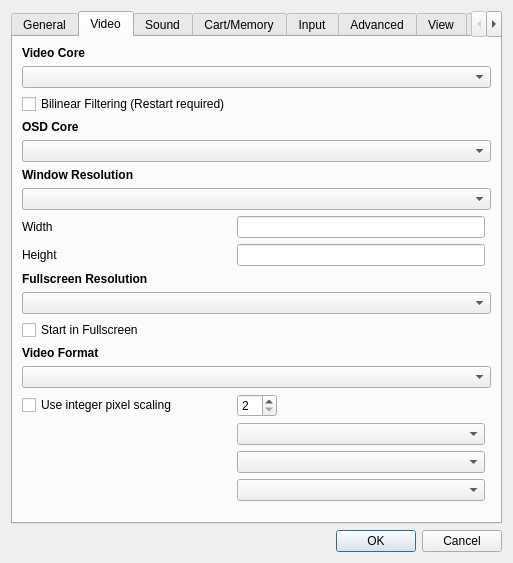
Old version of the form yabause/src/qt/ui/UISettings.ui in the repository Yabause/yabause.
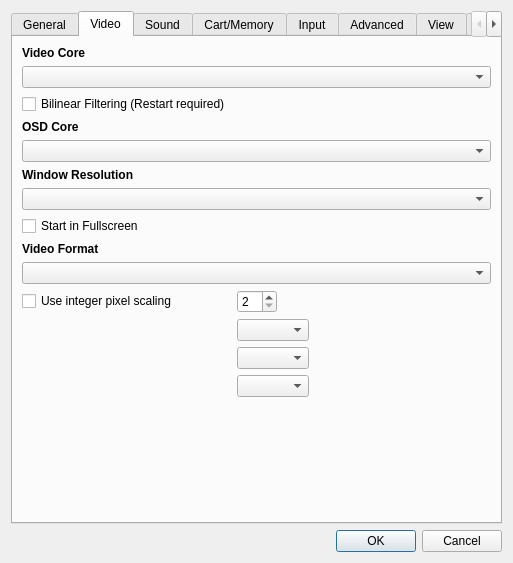
New version of the form. The open tabs and pages were chosen to show the change. Custom widgets are drawn as their Qt base class.

Commit message: Fix QT full screen and simplify the options - It is mandatory to remove the .ini file

Diff of the .ui file:
```diff
--- a/yabause/src/qt/ui/UISettings.ui
+++ b/yabause/src/qt/ui/UISettings.ui
@@ -220,13 +220,6 @@
        <string>Video</string>
       </attribute>
       <layout class="QGridLayout" name="gridLayout2">
-       <item row="8" column="0">
-        <widget class="QLabel" name="lWinHeight">
-         <property name="text">
-          <string>Height</string>
-         </property>
-        </widget>
-       </item>
        <item row="3" column="0" colspan="3">
         <widget class="QLabel" name="lOSDCore">
          <property name="font">
@@ -269,9 +262,6 @@
          </property>
         </widget>
        </item>
-       <item row="10" column="0" colspan="3">
-        <widget class="QComboBox" name="cbFullscreenResolution"/>
-       </item>
        <item row="1" column="0" colspan="3">
         <widget class="QComboBox" name="cbVideoCore"/>
        </item>
@@ -314,35 +304,6 @@
        <item row="17" column="0" colspan="3">
         <widget class="QComboBox" name="cbVideoFormat"/>
        </item>
-       <item row="9" column="0">
-        <widget class="QLabel" name="lFullScreenResolution">
-         <property name="font">
-          <font>
-           <weight>75</weight>
-           <bold>true</bold>
-          </font>
-         </property>
-         <property name="text">
-          <string>Fullscreen Resolution</string>
-         </property>
-         <property name="textFormat">
-          <enum>Qt::PlainText</enum>
-         </property>
-        </widget>
-       </item>
-       <item row="7" column="1">
-        <widget class="QLineEdit" name="leWinWidth"/>
-       </item>
-       <item row="8" column="1">
-        <widget class="QLineEdit" name="leWinHeight"/>
-       </item>
-       <item row="7" column="0">
-        <widget class="QLabel" name="lWinWidth">
-         <property name="text">
-          <string>Width</string>
-         </property>
-        </widget>
-       </item>
        <item row="4" column="0" colspan="3">
         <widget class="QComboBox" name="cbOSDCore"/>
        </item>
```
The commit also changes 3 other files.
